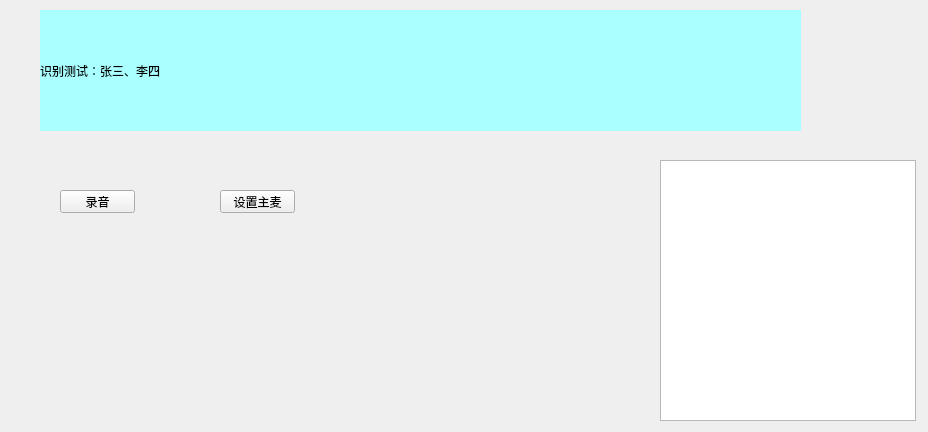
qq936859639/test2, file MICDemo/micdemo.ui: the form before one commit.
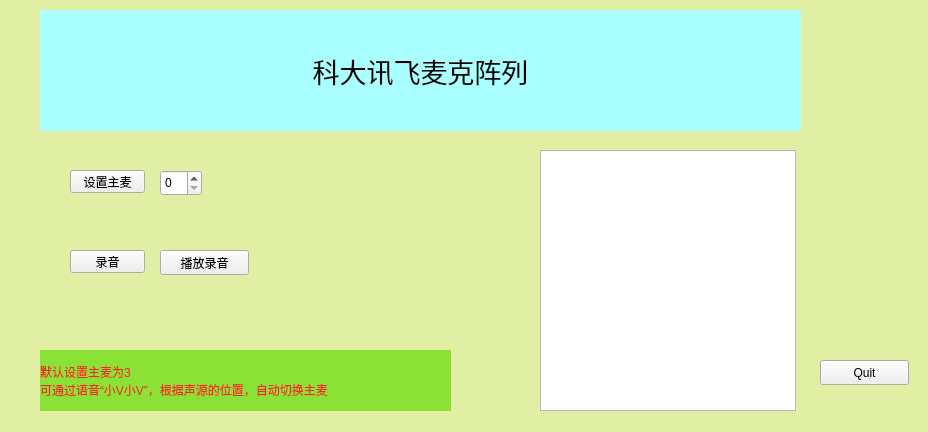
The form after the commit.

Patch:
```diff
--- a/MICDemo/micdemo.ui
+++ b/MICDemo/micdemo.ui
@@ -22,28 +22,39 @@
      <height>121</height>
     </rect>
    </property>
+   <property name="font">
+    <font>
+     <pointsize>20</pointsize>
+    </font>
+   </property>
+   <property name="layoutDirection">
+    <enum>Qt::LeftToRight</enum>
+   </property>
    <property name="styleSheet">
     <string notr="true">background-color: rgb(170, 255, 255);</string>
    </property>
    <property name="text">
-    <string>识别测试：张三、李四</string>
+    <string>科大讯飞麦克阵列</string>
+   </property>
+   <property name="alignment">
+    <set>Qt::AlignCenter</set>
    </property>
   </widget>
   <widget class="QTextBrowser" name="textBrowser">
    <property name="geometry">
     <rect>
-     <x>660</x>
-     <y>160</y>
+     <x>540</x>
+     <y>150</y>
      <width>256</width>
      <height>261</height>
     </rect>
    </property>
   </widget>
-  <widget class="QPushButton" name="pushButton">
+  <widget class="QPushButton" name="speech">
    <property name="geometry">
     <rect>
-     <x>60</x>
-     <y>190</y>
+     <x>70</x>
+     <y>250</y>
      <width>75</width>
      <height>23</height>
     </rect>
@@ -52,11 +63,11 @@
     <string>录音</string>
    </property>
   </widget>
-  <widget class="QPushButton" name="pushButton_2">
+  <widget class="QPushButton" name="speech_config">
    <property name="geometry">
     <rect>
-     <x>220</x>
-     <y>190</y>
+     <x>70</x>
+     <y>170</y>
      <width>75</width>
      <height>23</height>
     </rect>
@@ -65,6 +76,91 @@
     <string>设置主麦</string>
    </property>
   </widget>
+  <widget class="QPushButton" name="speech_play">
+   <property name="geometry">
+    <rect>
+     <x>160</x>
+     <y>250</y>
+     <width>89</width>
+     <height>25</height>
+    </rect>
+   </property>
+   <property name="text">
+    <string>播放录音</string>
+   </property>
+  </widget>
+  <widget class="QSpinBox" name="spinBox">
+   <property name="geometry">
+    <rect>
+     <x>160</x>
+     <y>170</y>
+     <width>42</width>
+     <height>26</height>
+    </rect>
+   </property>
+   <property name="minimum">
+    <number>0</number>
+   </property>
+   <property name="value">
+    <number>0</number>
+   </property>
+  </widget>
+  <widget class="QLabel" name="label_2">
+   <property name="geometry">
+    <rect>
+     <x>40</x>
+     <y>350</y>
+     <width>411</width>
+     <height>61</height>
+    </rect>
+   </property>
+   <property name="styleSheet">
+    <string notr="true">background-color: rgb(138, 226, 52);
+color: rgb(239, 41, 41);</string>
+   </property>
+   <property name="text">
+    <string>默认设置主麦为3
+可通过语音“小V小V”，根据声源的位置，自动切换主麦</string>
+   </property>
+  </widget>
+  <widget class="QLabel" name="label_3">
+   <property name="geometry">
+    <rect>
+     <x>0</x>
+     <y>0</y>
+     <width>928</width>
+     <height>432</height>
+    </rect>
+   </property>
+   <property name="styleSheet">
+    <string notr="true">background-color: rgba(202, 239, 51, 101);</string>
+   </property>
+   <property name="text">
+    <string/>
+   </property>
+  </widget>
+  <widget class="QPushButton" name="quit">
+   <property name="geometry">
+    <rect>
+     <x>820</x>
+     <y>360</y>
+     <width>89</width>
+     <height>25</height>
+    </rect>
+   </property>
+   <property name="text">
+    <string>Quit</string>
+   </property>
+  </widget>
+  <zorder>label_3</zorder>
+  <zorder>label</zorder>
+  <zorder>textBrowser</zorder>
+  <zorder>speech</zorder>
+  <zorder>speech_config</zorder>
+  <zorder>speech_play</zorder>
+  <zorder>spinBox</zorder>
+  <zorder>label_2</zorder>
+  <zorder>quit</zorder>
  </widget>
  <resources/>
  <connections/>
```
